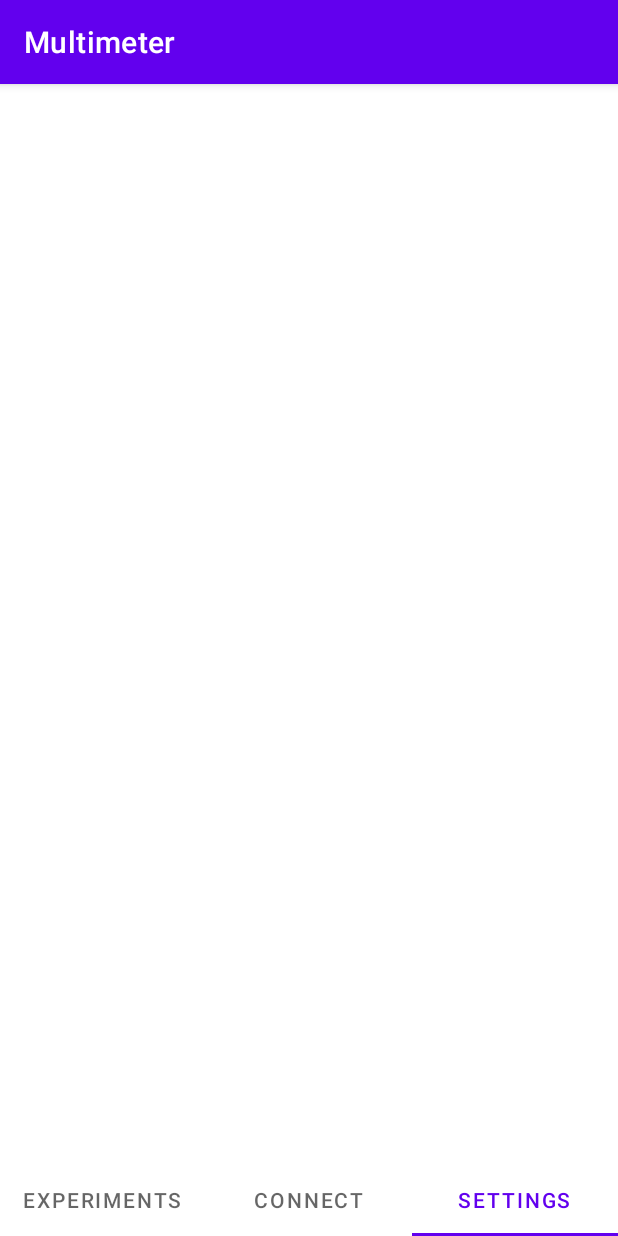
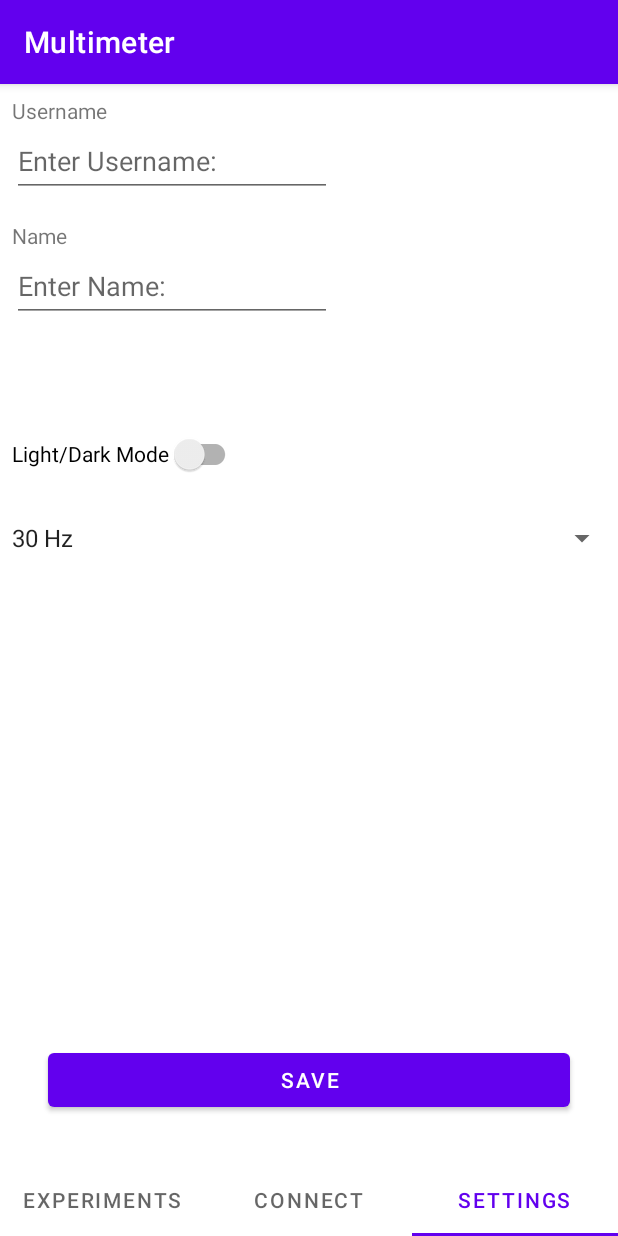
Before and after one commit to ShayGeko/Multimeter, an Android app: the screen it shows after launch (MainMenu), item 3 of the bottom bar chosen, on a phone screen of 412 x 824 dp. Run offline under Robolectric (Android 15) with nearby library versions, the light colour scheme and no system bars; libraries missing offline, so code that uses them is left out: com.jjoe64.graphview, io.realm.kotlin; 20 statements that could not run were skipped.

Commit message:
Settings Fragment added

```diff
--- a/app/src/main/java/com/untitled/multimeter/MainMenu.kt
+++ b/app/src/main/java/com/untitled/multimeter/MainMenu.kt
@@ -12,6 +12,7 @@ import com.untitled.multimeter.connection.ConnectionFragment
 import com.untitled.multimeter.empty.Empty
 import com.untitled.multimeter.experiments.Experiments
 import com.untitled.multimeter.login.LoginActivity
+import com.untitled.multimeter.settings.SettingsFragment
 
 class MainMenu : AppCompatActivity() {
     override fun onCreate(savedInstanceState: Bundle?) {
@@ -34,7 +35,7 @@ class MainMenu : AppCompatActivity() {
         val viewPager2 = findViewById<ViewPager2>(R.id.view_pager2)
 
         //Add fragments to viewpager2
-        val fragmentList = listOf(Experiments(), ConnectionFragment(), Empty())
+        val fragmentList = listOf(Experiments(), ConnectionFragment(), SettingsFragment())
         val viewPagerAdapter =
             ViewPagerAdapter(fragmentList, this.supportFragmentManager, lifecycle)
         viewPager2.adapter = viewPagerAdapter
--- /dev/null
+++ b/app/src/main/java/com/untitled/multimeter/settings/SettingsFragment.kt
@@ -0,0 +1,65 @@
+package com.untitled.multimeter.settings
+
+import android.content.SharedPreferences
+import android.os.Bundle
+import android.util.Log
+import androidx.fragment.app.Fragment
+import android.view.LayoutInflater
+import android.view.View
+import android.view.ViewGroup
+import android.widget.*
+import androidx.appcompat.app.AppCompatActivity
+import androidx.appcompat.widget.SwitchCompat
+import com.untitled.multimeter.R
+
+class SettingsFragment : Fragment() {
+
+    private lateinit var sharedPref: SharedPreferences
+
+    override fun onCreateView(
+        inflater: LayoutInflater, container: ViewGroup?,
+        savedInstanceState: Bundle?
+    ): View {
+        val view: View = inflater.inflate(R.layout.fragment_settings, container, false)
+
+        sharedPref = requireActivity().applicationContext.getSharedPreferences("sharedPrefsKey", AppCompatActivity.MODE_PRIVATE)
+        val saveBtn = view.findViewById<Button>(R.id.saveBtn)
+
+        loadPreferences()
+
+        saveBtn.setOnClickListener {
+            savePreferences()
+            Toast.makeText(requireContext(), "Saved Settings", Toast.LENGTH_SHORT).show()
+        }
+
+        return view
+    }
+
+    private fun loadPreferences() {
+        view?.findViewById<EditText>(R.id.editTextUsername)?.setText(
+            sharedPref.getString("usernameKey", "").toString()
+        )
+        view?.findViewById<EditText>(R.id.editTextName)
+            ?.setText(sharedPref.getString("nameKey", "").toString())
+        view?.findViewById<Switch>(R.id.switchLightDarkMode)?.isChecked =
+            sharedPref.getBoolean("switchKey", false)
+        view?.findViewById<Spinner>(R.id.spinnerFrequency)?.setSelection(
+            sharedPref.getLong("frequencyKey", 0).toInt()
+        )
+    }
+
+    private fun savePreferences() {
+        val editor = sharedPref.edit()
+
+        val username: String = view?.findViewById<EditText>(R.id.editTextUsername)?.text.toString()
+        val name: String = view?.findViewById<EditText>(R.id.editTextName)?.text.toString()
+        val switch: Boolean = view?.findViewById<SwitchCompat>(R.id.switchLightDarkMode)!!.isChecked
+        val frequency: Long = (view?.findViewById<Spinner>(R.id.spinnerFrequency)?.selectedItemId ?:
+        editor.putString("usernameKey", username)) as Long
+        editor.putString("nameKey", name)
+        editor.putBoolean("switchKey", switch)
+        editor.putLong("frequencyKey", frequency)
+
+        editor.apply()
+    }
+}
--- /dev/null
+++ b/app/src/main/res/layout/fragment_settings.xml
@@ -0,0 +1,88 @@
+<?xml version="1.0" encoding="utf-8"?>
+<androidx.constraintlayout.widget.ConstraintLayout
+    xmlns:android="http://schemas.android.com/apk/res/android"
+    xmlns:app="http://schemas.android.com/apk/res-auto"
+    xmlns:tools="http://schemas.android.com/tools"
+    android:layout_width="match_parent"
+    android:layout_height="match_parent"
+    tools:context=".settings.SettingsFragment">
+
+    <TextView
+        android:id="@+id/textViewUsername"
+        android:layout_width="wrap_content"
+        android:layout_height="wrap_content"
+        android:layout_marginStart="8dp"
+        android:layout_marginTop="8dp"
+        android:text="@string/username"
+        app:layout_constraintStart_toStartOf="parent"
+        app:layout_constraintTop_toTopOf="parent" />
+
+    <EditText
+        android:id="@+id/editTextUsername"
+        android:layout_width="wrap_content"
+        android:layout_height="wrap_content"
+        android:layout_marginStart="8dp"
+        android:ems="10"
+        android:hint="@string/enter_username"
+        android:inputType="textPersonName"
+        android:minHeight="48dp"
+        app:layout_constraintStart_toStartOf="parent"
+        app:layout_constraintTop_toBottomOf="@+id/textViewUsername"
+        android:autofillHints="" />
+
+    <TextView
+        android:id="@+id/textViewName"
+        android:layout_width="wrap_content"
+        android:layout_height="wrap_content"
+        android:layout_marginStart="8dp"
+        android:layout_marginTop="16dp"
+        android:text="@string/name"
+        app:layout_constraintStart_toStartOf="parent"
+        app:layout_constraintTop_toBottomOf="@+id/editTextUsername" />
+
+    <EditText
+        android:id="@+id/editTextName"
+        android:layout_width="wrap_content"
+        android:layout_height="wrap_content"
+        android:ems="10"
+        android:hint="@string/enter_name"
+        android:inputType="textPersonName"
+        android:minHeight="48dp"
+        app:layout_constraintStart_toStartOf="@+id/textViewName"
+        app:layout_constraintTop_toBottomOf="@+id/textViewName"
+        android:autofillHints="" />
+
+    <androidx.appcompat.widget.SwitchCompat
+        android:id="@+id/switchLightDarkMode"
+        android:layout_width="wrap_content"
+        android:layout_height="wrap_content"
+        android:layout_marginTop="64dp"
+        android:minHeight="48dp"
+        android:text="@string/light_dark_mode"
+        app:layout_constraintStart_toStartOf="@+id/editTextName"
+        app:layout_constraintTop_toBottomOf="@+id/editTextName" />
+
+    <Spinner
+        android:id="@+id/spinnerFrequency"
+        android:layout_width="0dp"
+        android:layout_height="wrap_content"
+        android:layout_marginTop="8dp"
+        android:entries="@array/spinnerFrequency"
+        android:minHeight="48dp"
+        app:layout_constraintEnd_toEndOf="parent"
+        app:layout_constraintStart_toStartOf="parent"
+        app:layout_constraintTop_toBottomOf="@+id/switchLightDarkMode" />
+
+    <Button
+        android:id="@+id/saveBtn"
+        android:layout_width="0dp"
+        android:layout_height="wrap_content"
+        android:layout_marginStart="32dp"
+        android:layout_marginEnd="32dp"
+        android:layout_marginBottom="32dp"
+        android:text="@string/save"
+        app:layout_constraintBottom_toBottomOf="parent"
+        app:layout_constraintEnd_toEndOf="parent"
+        app:layout_constraintStart_toStartOf="parent" />
+
+</androidx.constraintlayout.widget.ConstraintLayout>
--- a/app/src/main/res/values/strings.xml
+++ b/app/src/main/res/values/strings.xml
@@ -20,4 +20,19 @@
     <string name="add_experiment">Add experiment</string>
     <!-- TODO: Remove or change this placeholder text -->
     <string name="hello_blank_fragment">Hello blank fragment</string>
+
+    <!-- Settings Activity -->
+    <string name="enter_name">Enter Name:</string>
+    <string name="name">Name</string>
+    <string name="light_dark_mode">Light/Dark Mode</string>
+    <string name="save">save</string>
+    <string name="enter_username">Enter Username:</string>
+
+    <!-- Frequency Setting Spinner -->
+    <string-array name="spinnerFrequency">
+        <item>30 Hz</item>
+        <item>60 Hz</item>
+        <item>90 Hz</item>
+        <item>120 Hz</item>
+    </string-array>
 </resources>
```
